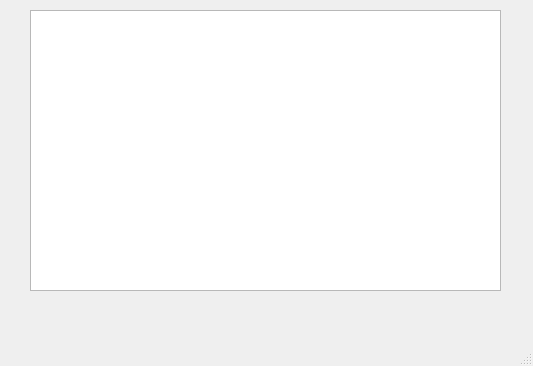
The window that main.ui (MariaAkhmatnurova/coffee) describes before a commit, drawn with Qt 5.
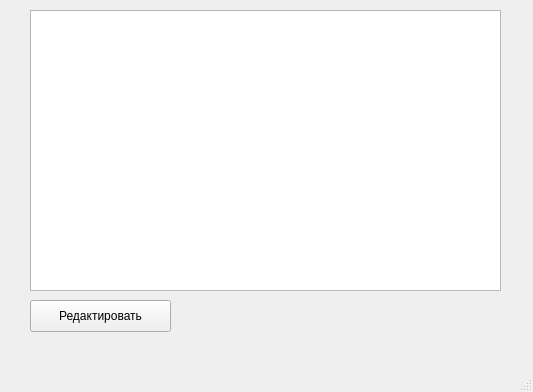
The same window after the commit.

Diff of the .ui file:
```diff
--- a/main.ui
+++ b/main.ui
@@ -7,7 +7,7 @@
     <x>0</x>
     <y>0</y>
     <width>533</width>
-    <height>366</height>
+    <height>392</height>
    </rect>
   </property>
   <property name="windowTitle">
@@ -24,6 +24,19 @@
      </rect>
     </property>
    </widget>
+   <widget class="QPushButton" name="edit_button">
+    <property name="geometry">
+     <rect>
+      <x>30</x>
+      <y>300</y>
+      <width>141</width>
+      <height>32</height>
+     </rect>
+    </property>
+    <property name="text">
+     <string>Редактировать</string>
+    </property>
+   </widget>
   </widget>
   <widget class="QMenuBar" name="menubar">
    <property name="geometry">
```
